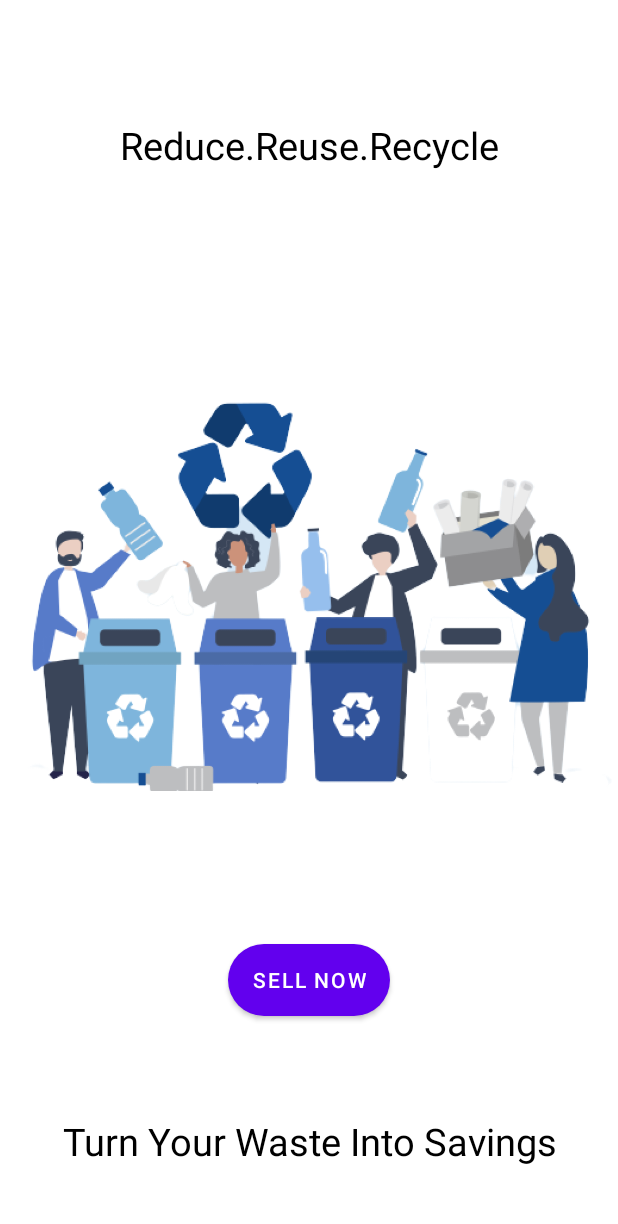
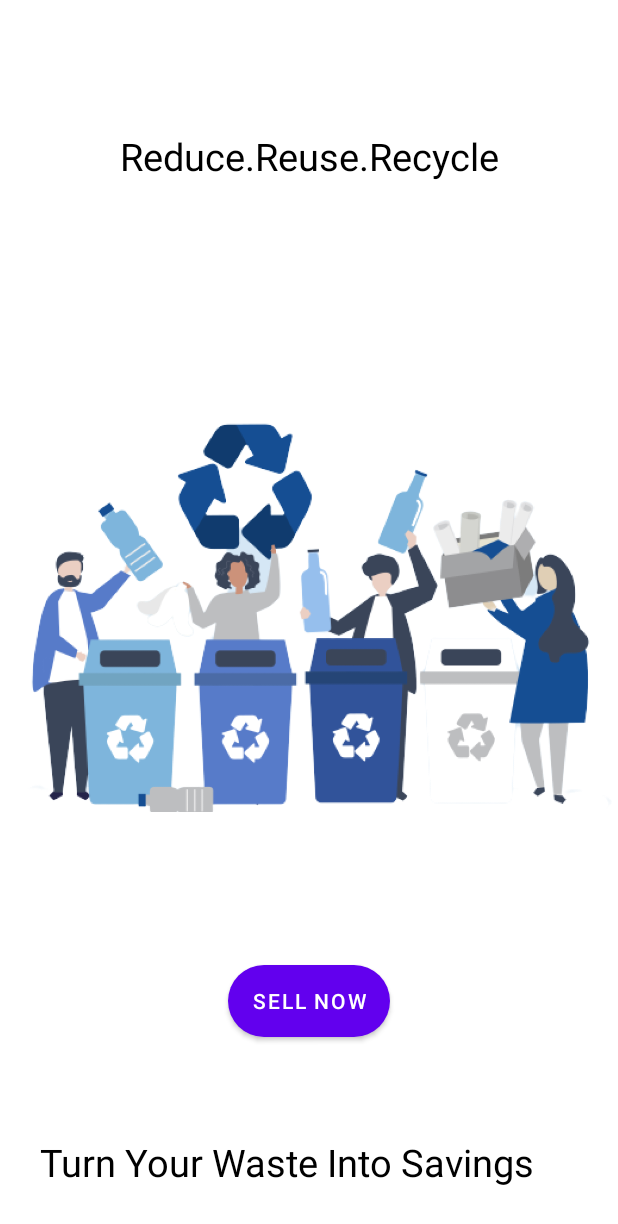
Before and after one commit to divshiv2611/recyclo, an Android app: the screen it shows after launch (MainActivity), on a phone screen of 412 x 824 dp. Shown: the top 1224 px of the screen. Run offline under Robolectric (Android 15) with nearby library versions, the phone set to English and light mode, and no system bars.

Commit message:
minor change2

```diff
--- a/app/src/main/res/layout/activity_main.xml
+++ b/app/src/main/res/layout/activity_main.xml
@@ -36,13 +36,14 @@
         android:layout_height="wrap_content"
         android:layout_marginStart="66dp"
         android:layout_marginEnd="288dp"
-        android:layout_marginBottom="46dp"
+        android:layout_marginBottom="32dp"
+        android:gravity="center"
         android:text="Turn Your Waste Into Savings"
         android:textColor="@color/black"
         android:textSize="25dp"
         app:layout_constraintBottom_toBottomOf="parent"
         app:layout_constraintEnd_toEndOf="parent"
-        app:layout_constraintHorizontal_bias="0.089"
+        app:layout_constraintHorizontal_bias="0.148"
         app:layout_constraintStart_toStartOf="parent" />
 
     <TextView
--- a/app/src/main/res/layout/activity_sell_now.xml
+++ b/app/src/main/res/layout/activity_sell_now.xml
@@ -89,7 +89,7 @@
             android:background="@drawable/rounded_border"
             android:gravity="center"
             android:hint="Estimated Weight of Waste KG"
-            android:inputType="number"
+            android:inputType="numberDecimal"
             android:textColor="@color/black"
             android:textColorHint="@color/black"
             android:textSize="20dp" />
```
